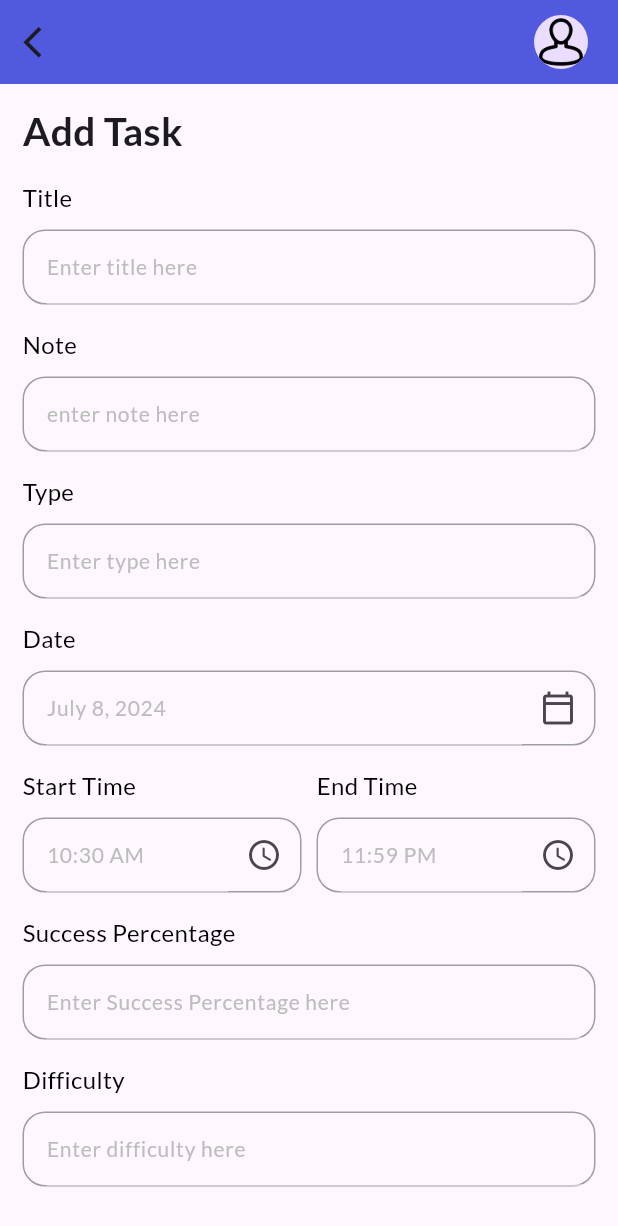
After one commit to ChaariMahmoud/Smart-Calendar, a Flutter app: the AddTaskPage screen opened directly, on a phone screen of 412 x 824 dp. The commit adds this screen. Shown: the top 1226 px of the screen. Run offline on Flutter 3.47's test engine with Material 3 defaults, Android fonts, the phone set to English and light mode, and no system bars; our stand-ins replace date_picker_timeline, flutter_local_notifications, get, get_storage, google_fonts, permission_handler and 1 more; accounts and stored records are empty.

Commit message:
Add task page part 1

```diff
--- /dev/null
+++ b/calendar/lib/ui/add_task_page.dart
@@ -0,0 +1,124 @@
+import 'package:calendar/ui/theme.dart';
+import 'package:calendar/ui/widgets/input_field.dart';
+import 'package:flutter/material.dart';
+import 'package:get/get.dart';
+import 'package:intl/intl.dart';
+
+class AddTaskPage extends StatefulWidget {
+  const AddTaskPage({super.key});
+
+  @override
+  State<AddTaskPage> createState() => _AddTaskPageState();
+}
+
+class _AddTaskPageState extends State<AddTaskPage> {
+   DateTime _selectedDate = DateTime.now() ;
+   String _endTime = "11:59 PM";
+   String _startTime = DateFormat("hh:mm a").format(DateTime.now()).toString();
+  @override
+  Widget build(BuildContext context) {
+    return Scaffold(
+
+      appBar: _appBar(context),
+      body: Container(
+        margin: const EdgeInsets.only(top: 12),
+        padding: const EdgeInsets.only(left: 15 , right: 15,bottom: 20),
+
+        child: SingleChildScrollView(
+          child: Column(
+            crossAxisAlignment: CrossAxisAlignment.start,
+            children: [
+              Text("Add Task" ,
+              style: headingStyle,),
+              const MyInputField(title: "Title",hint: "Enter title here",),
+              const MyInputField(title: "Note",hint: "enter note here",),
+              const MyInputField(title: "Type",hint: "Enter type here",),
+               MyInputField(title: "Date",
+               hint: DateFormat.yMMMMd().format(_selectedDate),
+               widget: IconButton(
+                     icon: const Icon(Icons.calendar_today_outlined),
+                    onPressed: () {
+                      _getDateFromUser();
+                    },
+              ),),
+               Row(
+                children: [
+                 Expanded(child: MyInputField(
+                          title: "Start Time",
+                          hint: _startTime,
+                          widget: IconButton(
+                          icon: const Icon(Icons.access_time_rounded),
+                          onPressed: () {
+                          },
+                            ),
+                          ),) ,
+                          const SizedBox(width: 10,),
+                      Expanded(child:
+                  MyInputField(
+                          title: "End Time",
+                          hint: _endTime,
+                          widget: IconButton(
+                          icon: const Icon(Icons.access_time_rounded),
+                          onPressed: () {},
+          ),
+        ),
+
+                  ),
+
+
+
+                ],
+              ),
+              const MyInputField(title: "Success Percentage",hint: "Enter Success Percentage here",),
+              const MyInputField(title: "Difficulty",hint: "Enter difficulty here",),
+
+            ],
+          ),
+        ),
+      ),
+    );
+  }
+
+  AppBar _appBar(BuildContext context) {
+
+    return AppBar(
+      elevation: 10,
+      leading: GestureDetector(
+        onTap: () {
+           Get.back();
+        },
+        child: const Icon(
+          Icons.arrow_back_ios,
+          size: 25,
+        ),
+      ),
+      actions: const [
+        CircleAvatar(
+          backgroundImage: AssetImage("images/profile.png"),
+          maxRadius: 18,
+        ),
+        SizedBox(
+          width: 20,
+        )
+      ],
+    );
+  }
+
+  _getDateFromUser() async {
+
+    DateTime? pickerDate = await showDatePicker(
+      context: context,
+      initialDate: DateTime.now(),
+      firstDate: DateTime(2020),
+      lastDate: DateTime(2100));
+
+      if (pickerDate!=null){
+        setState(() {
+          _selectedDate =pickerDate ;
+        });
+      }
+  }
+
+
+
+}
--- a/calendar/lib/ui/home_page.dart
+++ b/calendar/lib/ui/home_page.dart
@@ -1,5 +1,6 @@
 import 'package:calendar/services/notification_services.dart';
 import 'package:calendar/services/theme_service.dart';
+import 'package:calendar/ui/add_task_page.dart';
 import 'package:calendar/ui/theme.dart';
 import 'package:calendar/ui/widgets/button.dart';
 import 'package:date_picker_timeline/date_picker_widget.dart';
@@ -89,7 +90,7 @@ class _HomePageState extends State<HomePage> {
               Text("Today", style: headingStyle),
             ],
           ),
-          const MyButton(label: "+ Add Task", onTap: null)
+           MyButton(label: "+ Add Task", onTap: ()=> Get.to(const AddTaskPage()))
         ],
       ),
     );
--- a/calendar/lib/ui/theme.dart
+++ b/calendar/lib/ui/theme.dart
@@ -1,4 +1,5 @@
 import 'package:flutter/material.dart';
+import 'package:get/get.dart';
 import 'package:google_fonts/google_fonts.dart';
 
 const Color bluishClr = Color(0xFF4e5ae8);
@@ -40,3 +41,21 @@ TextStyle get headingStyle {
     fontWeight: FontWeight.bold,
   ));
 }
+
+TextStyle get titleStyle {
+  return GoogleFonts.lato(
+      textStyle: TextStyle(
+    fontSize: 16,
+    fontWeight: FontWeight.w400,
+    color: Get.isDarkMode? Colors.white :Colors.black
+  ));
+}
+
+TextStyle get subTitleStyle {
+  return GoogleFonts.lato(
+      textStyle: TextStyle(
+    fontSize: 14,
+    fontWeight: FontWeight.w400,
+    color: Get.isDarkMode? Colors.grey[100]:Colors.grey[400],
+  ));
+}
--- /dev/null
+++ b/calendar/lib/ui/widgets/input_field.dart
@@ -0,0 +1,69 @@
+import 'package:calendar/ui/theme.dart';
+import 'package:flutter/material.dart';
+import 'package:get/get.dart';
+
+class MyInputField extends StatelessWidget {
+  final String title ;
+  final String hint ;
+  final TextEditingController? controller ;
+  final Widget? widget ;
+  const MyInputField({super.key, required this.title, required this.hint, this.controller, this.widget});
+
+  @override
+  Widget build(BuildContext context) {
+    return Container(
+      margin: const EdgeInsets.only(top: 15),
+      child: Column(
+        crossAxisAlignment: CrossAxisAlignment.start,
+        children: [
+          Text(
+            title,
+            style: titleStyle,
+          ),
+          Container(
+            margin: const EdgeInsets.only(top: 10),
+            padding: const EdgeInsets.only(left: 15),
+            height: 50,
+            decoration: BoxDecoration(
+              border: Border.all(
+                color: Colors.grey ,
+                width: 1.0,
+              ),
+              borderRadius: BorderRadius.circular(15),
+            ),
+            child: Row(
+              children: [
+                Expanded(child: TextFormField(
+                  readOnly: widget==null?false:true,
+                  autofocus: false,
+                  cursorColor: Get.isDarkMode ? Colors.grey[100]:Colors.grey[700],
+                  controller: controller,
+                  style: subTitleStyle,
+                  decoration: InputDecoration(
+                    hintText: hint ,
+                    hintStyle: subTitleStyle ,
+
+                    focusedBorder: UnderlineInputBorder(
+                      borderSide: BorderSide(
+                        color: context.theme.scaffoldBackgroundColor,
+                        width: 0,
+                      )
+                    ),
+                    enabledBorder: UnderlineInputBorder(
+                      borderSide: BorderSide(
+                        color: context.theme.scaffoldBackgroundColor,
+                        width: 0,
+                      )
+                    ),
+
+                  ),
+                )),
+                widget==null?Container():Container(child: widget,),
+              ],
+            ),
+          )
+        ],
+      ),
+    );
+  }
+}
```
